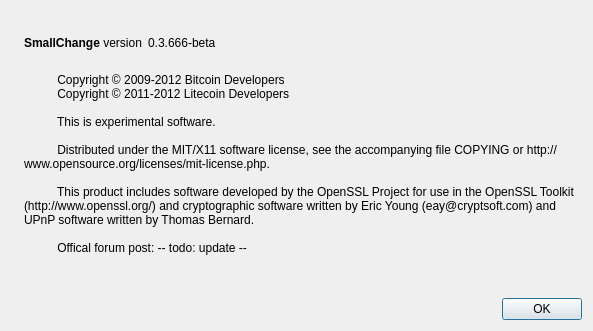
Qt form src/qt/forms/aboutdialog.ui (gbepound/gbepound) before a commit.
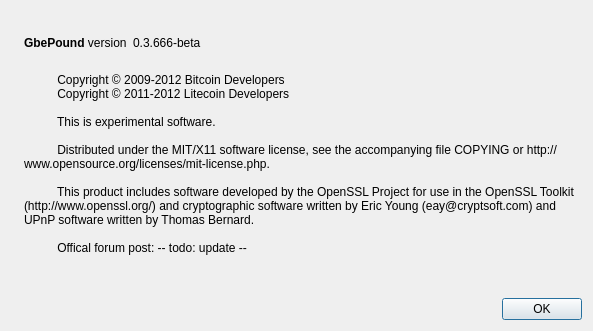
The same form after that commit. Icons and pictures are not drawn.

The edit to the form file:
```diff
--- a/src/qt/forms/aboutdialog.ui
+++ b/src/qt/forms/aboutdialog.ui
@@ -50,7 +50,7 @@
           <cursorShape>IBeamCursor</cursorShape>
          </property>
          <property name="text">
-          <string>&lt;b&gt;SmallChange&lt;/b&gt; version</string>
+          <string>&lt;b&gt;GbePound&lt;/b&gt; version</string>
          </property>
          <property name="textInteractionFlags">
           <set>Qt::LinksAccessibleByMouse|Qt::TextSelectableByKeyboard|Qt::TextSelectableByMouse</set>
```
Left out of the diff: 2 changed lines with no effect on the pictures.
